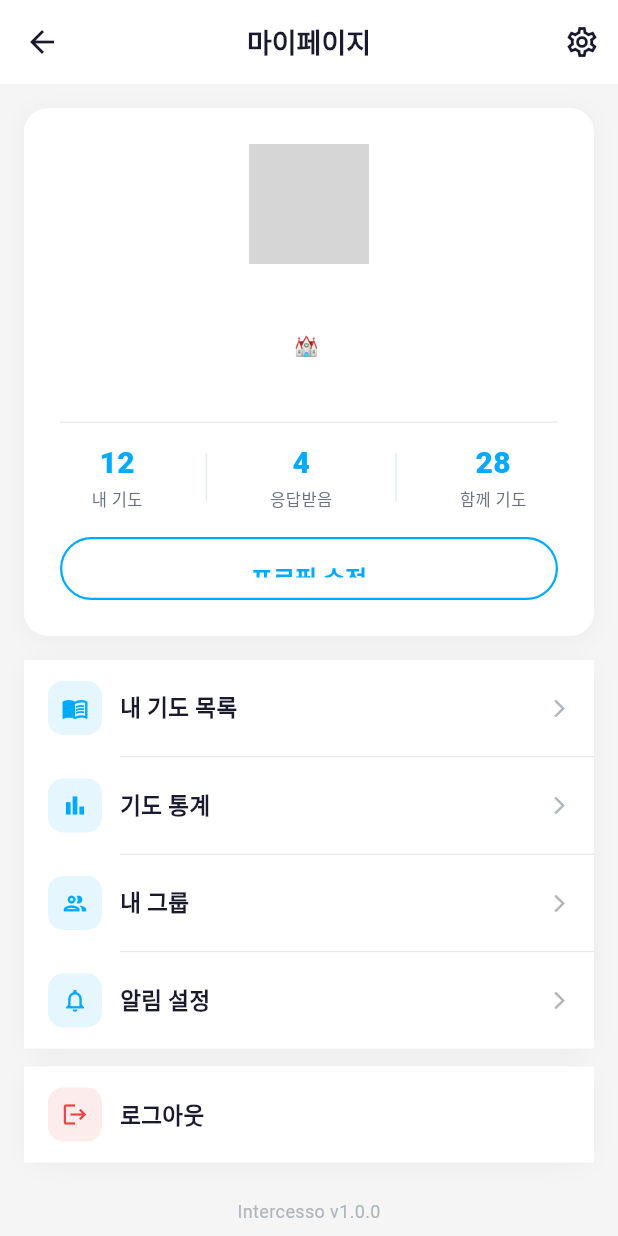
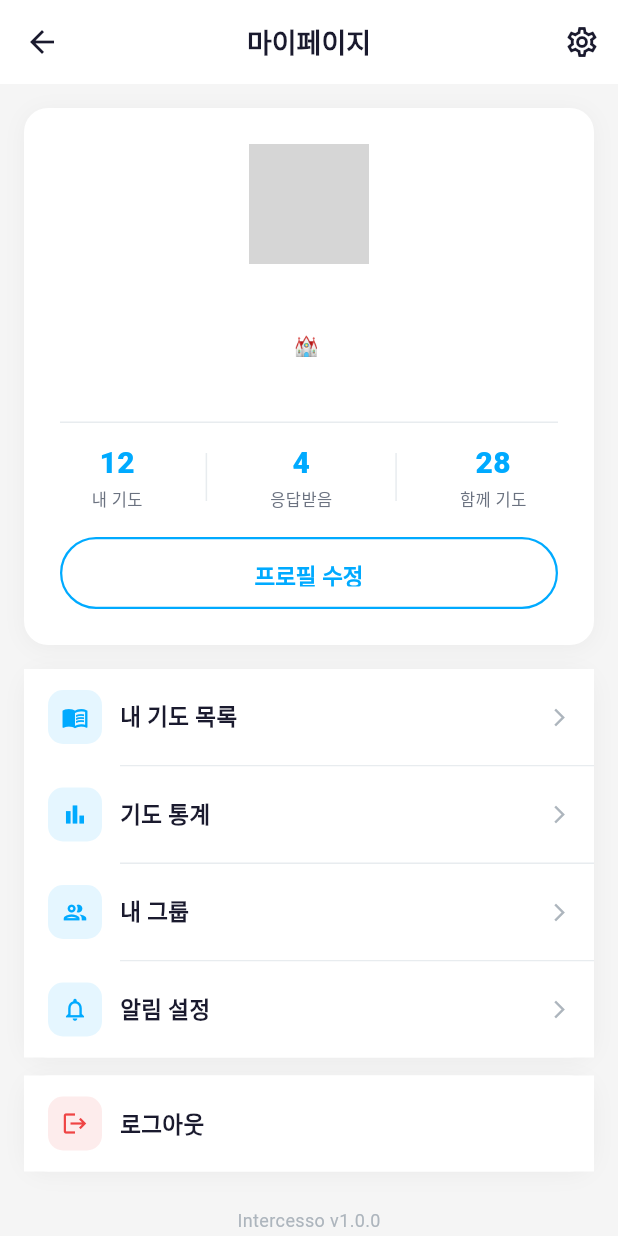
Before and after one commit to silliju/intercesso-app, a Flutter app: the ProfileScreen screen opened directly, on a phone screen of 412 x 824 dp. Run offline on Flutter 3.47's test engine with Material 3 defaults, Android fonts, the phone set to English and light mode, and no system bars; our stand-ins replace go_router, shared_preferences; accounts and stored records are empty; network calls fail; grey boxes are pictures that could not be loaded.

Commit message:
버그 수정: 라우터 경로 충돌, 통계 오버플로우, 버튼 높이

```diff
--- a/intercesso_app/lib/screens/dashboard/dashboard_screen.dart
+++ b/intercesso_app/lib/screens/dashboard/dashboard_screen.dart
@@ -105,7 +105,7 @@ class _DashboardScreenState extends State<DashboardScreen> {
                       physics: const NeverScrollableScrollPhysics(),
                       mainAxisSpacing: 12,
                       crossAxisSpacing: 12,
-                      childAspectRatio: 1.4,
+                      childAspectRatio: 1.1,
                       children: [
                         StatCard(
                           emoji: '🙏',
--- a/intercesso_app/lib/screens/profile/profile_screen.dart
+++ b/intercesso_app/lib/screens/profile/profile_screen.dart
@@ -103,10 +103,13 @@ class ProfileScreen extends StatelessWidget {
                     const SizedBox(height: 16),
                     SizedBox(
                       width: double.infinity,
-                      height: 42,
+                      height: 48,
                       child: OutlinedButton(
                         onPressed: () => context.push('/profile/edit'),
-                        child: const Text('프로필 수정'),
+                        child: const Text(
+                          '프로필 수정',
+                          style: TextStyle(fontSize: 15, fontWeight: FontWeight.w600),
+                        ),
                       ),
                     ),
                   ],
```
Also changed, not shown: intercesso_app/lib/routes/app_router.dart (+8 -6 lines).
